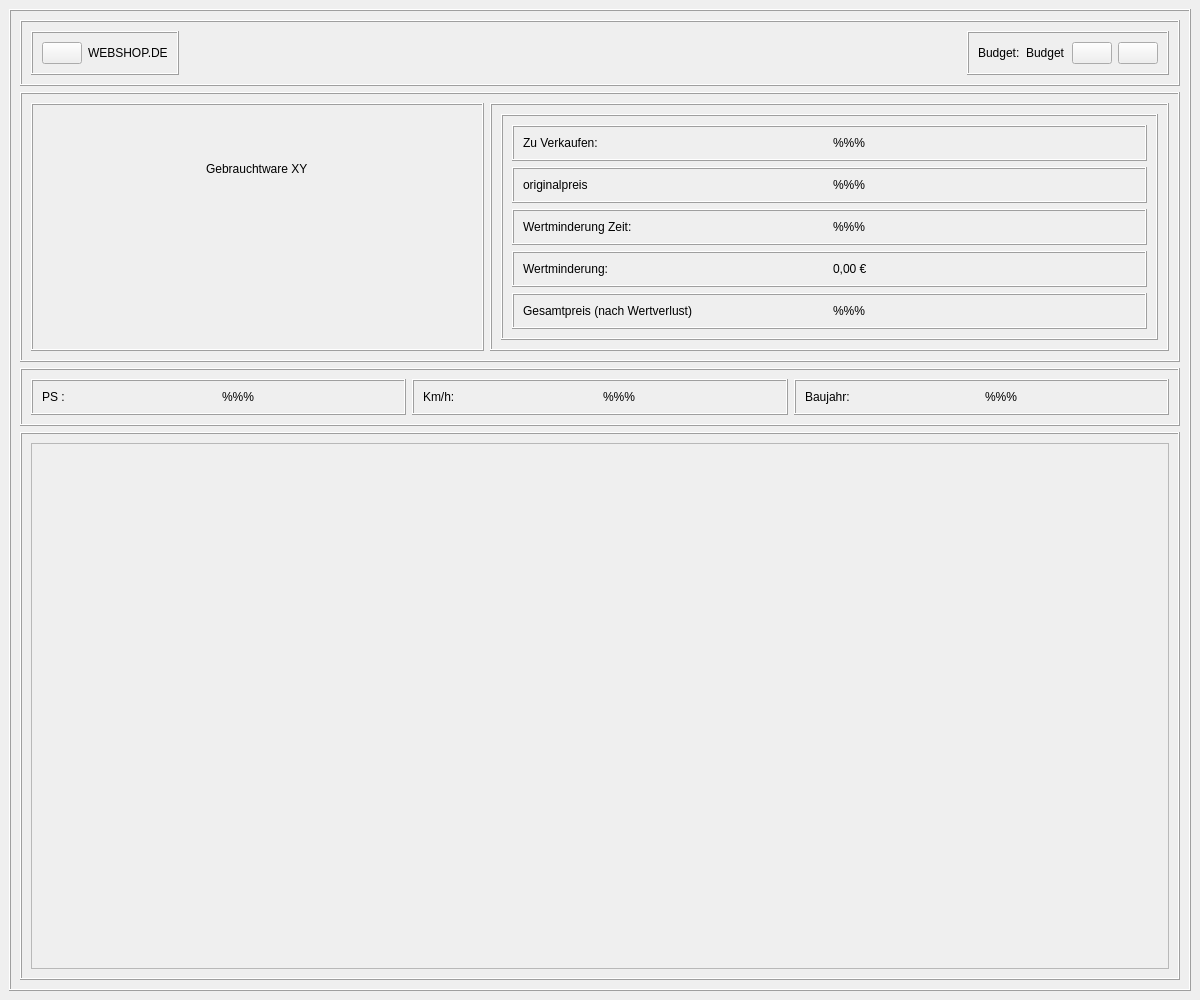
Old version of the form frontend/GebrauchtwarenWindow.ui in the repository nhatlam96/gui-xtraktor.
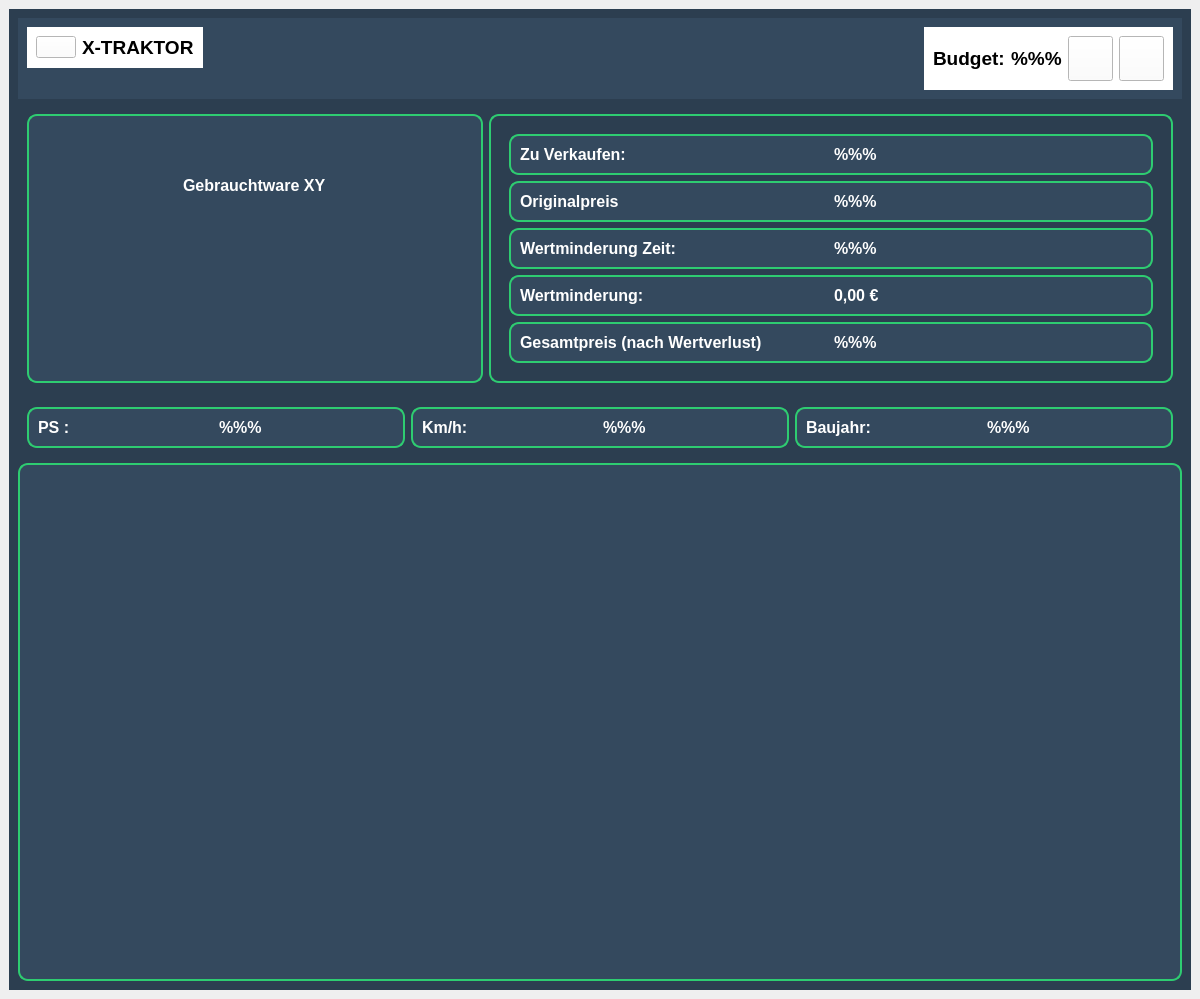
New version of the form. Icons and pictures are not drawn.

```diff
--- a/frontend/GebrauchtwarenWindow.ui
+++ b/frontend/GebrauchtwarenWindow.ui
@@ -7,7 +7,7 @@
     <x>0</x>
     <y>0</y>
     <width>1200</width>
-    <height>1000</height>
+    <height>999</height>
    </rect>
   </property>
   <property name="windowTitle">
@@ -17,8 +17,14 @@
    <layout class="QVBoxLayout" name="verticalLayout">
     <item>
      <widget class="QFrame" name="main_frame">
+      <property name="styleSheet">
+       <string notr="true">QFrame#main_frame{
+	background-color: rgb(44, 62, 80);
+	
+}</string>
+      </property>
       <property name="frameShape">
-       <enum>QFrame::Box</enum>
+       <enum>QFrame::NoFrame</enum>
       </property>
       <property name="frameShadow">
        <enum>QFrame::Raised</enum>
@@ -26,8 +32,13 @@
       <layout class="QVBoxLayout" name="verticalLayout_2">
        <item>
         <widget class="QFrame" name="header_frame">
+         <property name="styleSheet">
+          <string notr="true">QFrame#header_frame{
+	background-color: rgb(52, 73, 94);
+}</string>
+         </property>
          <property name="frameShape">
-          <enum>QFrame::Box</enum>
+          <enum>QFrame::NoFrame</enum>
          </property>
          <property name="frameShadow">
           <enum>QFrame::Raised</enum>
@@ -35,8 +46,11 @@
          <layout class="QHBoxLayout" name="horizontalLayout">
           <item alignment="Qt::AlignLeft|Qt::AlignTop">
            <widget class="QFrame" name="frame">
+            <property name="styleSheet">
+             <string notr="true">background-color: white;</string>
+            </property>
             <property name="frameShape">
-             <enum>QFrame::Box</enum>
+             <enum>QFrame::NoFrame</enum>
             </property>
             <property name="frameShadow">
              <enum>QFrame::Raised</enum>
@@ -53,14 +67,20 @@
                </property>
                <property name="iconSize">
                 <size>
-                 <width>32</width>
-                 <height>32</height>
+                 <width>45</width>
+                 <height>45</height>
                 </size>
                </property>
               </widget>
              </item>
              <item>
               <widget class="QLabel" name="web_label">
+               <property name="font">
+                <font>
+                 <pointsize>14</pointsize>
+                 <bold>true</bold>
+                </font>
+               </property>
                <property name="frameShape">
                 <enum>QFrame::NoFrame</enum>
                </property>
@@ -68,7 +88,7 @@
                 <enum>QFrame::Plain</enum>
                </property>
                <property name="text">
-                <string>WEBSHOP.DE</string>
+                <string>X-TRAKTOR</string>
                </property>
               </widget>
              </item>
@@ -83,8 +103,11 @@
               <verstretch>0</verstretch>
              </sizepolicy>
             </property>
+            <property name="styleSheet">
+             <string notr="true">background-color: white;</string>
+            </property>
             <property name="frameShape">
-             <enum>QFrame::Box</enum>
+             <enum>QFrame::NoFrame</enum>
             </property>
             <property name="frameShadow">
              <enum>QFrame::Raised</enum>
@@ -92,6 +115,12 @@
             <layout class="QHBoxLayout" name="horizontalLayout_2">
              <item>
               <widget class="QLabel" name="label_3">
+               <property name="font">
+                <font>
+                 <pointsize>14</pointsize>
+                 <bold>true</bold>
+                </font>
+               </property>
                <property name="text">
                 <string>Budget:</string>
                </property>
@@ -99,11 +128,17 @@
              </item>
              <item>
               <widget class="QLabel" name="budget_label">
+               <property name="font">
+                <font>
+                 <pointsize>14</pointsize>
+                 <bold>true</bold>
+                </font>
+               </property>
                <property name="inputMethodHints">
                 <set>Qt::ImhNone</set>
                </property>
                <property name="text">
-                <string>Budget</string>
+                <string>%%%</string>
                </property>
                <property name="textFormat">
                 <enum>Qt::AutoText</enum>
@@ -112,16 +147,46 @@
              </item>
              <item>
               <widget class="QPushButton" name="acc_Button">
+               <property name="minimumSize">
+                <size>
+                 <width>45</width>
+                 <height>45</height>
+                </size>
+               </property>
+               <property name="cursor">
+                <cursorShape>PointingHandCursor</cursorShape>
+               </property>
                <property name="text">
                 <string/>
                </property>
+               <property name="iconSize">
+                <size>
+                 <width>45</width>
+                 <height>45</height>
+                </size>
+               </property>
               </widget>
              </item>
              <item>
               <widget class="QPushButton" name="shopping_Button">
+               <property name="minimumSize">
+                <size>
+                 <width>45</width>
+                 <height>45</height>
+                </size>
+               </property>
+               <property name="cursor">
+                <cursorShape>PointingHandCursor</cursorShape>
+               </property>
                <property name="text">
                 <string/>
                </property>
+               <property name="iconSize">
+                <size>
+                 <width>45</width>
+                 <height>45</height>
+                </size>
+               </property>
               </widget>
              </item>
             </layout>
@@ -138,8 +203,13 @@
          <property name="accessibleDescription">
           <string/>
          </property>
+         <property name="styleSheet">
+          <string notr="true">QFrame#content_frame{
+	background-color: rgb(44, 62, 80);
+}</string>
+         </property>
          <property name="frameShape">
-          <enum>QFrame::Box</enum>
+          <enum>QFrame::NoFrame</enum>
          </property>
          <property name="frameShadow">
           <enum>QFrame::Raised</enum>
@@ -147,8 +217,15 @@
          <layout class="QHBoxLayout" name="horizontalLayout_4" stretch="2,3">
           <item>
            <widget class="QFrame" name="frame_1">
+            <property name="styleSheet">
+             <string notr="true">QFrame#frame_1{
+	background-color: rgb(52, 73, 94);
+	border-radius: 10px;
+	border: 2px solid rgb(46, 204, 113);
+}</string>
+            </property>
             <property name="frameShape">
-             <enum>QFrame::Box</enum>
+             <enum>QFrame::NoFrame</enum>
             </property>
             <property name="frameShadow">
              <enum>QFrame::Raised</enum>
@@ -156,6 +233,15 @@
             <layout class="QVBoxLayout" name="verticalLayout_3">
              <item alignment="Qt::AlignHCenter">
               <widget class="QLabel" name="name_label">
+               <property name="font">
+                <font>
+                 <pointsize>12</pointsize>
+                 <bold>true</bold>
+                </font>
+               </property>
+               <property name="styleSheet">
+                <string notr="true">color: white;</string>
+               </property>
                <property name="text">
                 <string>Gebrauchtware XY</string>
                </property>
@@ -188,8 +274,15 @@
           </item>
           <item>
            <widget class="QFrame" name="frame_3">
+            <property name="styleSheet">
+             <string notr="true">QFrame#frame_3 {
+	background-color: rgb(44, 62, 80);
+	border-radius: 10px;
+	border: 2px solid rgb(46, 204, 113);
+}</string>
+            </property>
             <property name="frameShape">
-             <enum>QFrame::Box</enum>
+             <enum>QFrame::NoFrame</enum>
             </property>
             <property name="frameShadow">
              <enum>QFrame::Raised</enum>
@@ -197,8 +290,13 @@
             <layout class="QVBoxLayout" name="verticalLayout_4">
              <item>
               <widget class="QFrame" name="frame_8">
+               <property name="styleSheet">
+                <string notr="true">QFrame#frame_8 {
+	background-color: rgb(44, 62, 80);
+}</string>
+               </property>
                <property name="frameShape">
-                <enum>QFrame::Box</enum>
+                <enum>QFrame::NoFrame</enum>
                </property>
                <property name="frameShadow">
                 <enum>QFrame::Raised</enum>
@@ -206,8 +304,15 @@
                <layout class="QVBoxLayout" name="verticalLayout_6">
                 <item>
                  <widget class="QFrame" name="frame_4">
+                  <property name="styleSheet">
+                   <string notr="true">QFrame#frame_4{
+	background-color: rgb(52, 73, 94);
+	border-radius: 10px;
+	border: 2px solid rgb(46, 204, 113);
+}</string>
+                  </property>
                   <property name="frameShape">
-                   <enum>QFrame::Box</enum>
+                   <enum>QFrame::NoFrame</enum>
                   </property>
                   <property name="frameShadow">
                    <enum>QFrame::Raised</enum>
@@ -215,6 +320,15 @@
                   <layout class="QHBoxLayout" name="horizontalLayout_10">
                    <item>
                     <widget class="QLabel" name="label">
+                     <property name="font">
+                      <font>
+                       <pointsize>12</pointsize>
+                       <bold>true</bold>
+                      </font>
+                     </property>
+                     <property name="styleSheet">
+                      <string notr="true">color: white;</string>
+                     </property>
                      <property name="text">
                       <string>Zu Verkaufen:</string>
                      </property>
@@ -222,6 +336,15 @@
                    </item>
                    <item>
                     <widget class="QLabel" name="anz_status">
+                     <property name="font">
+                      <font>
+                       <pointsize>12</pointsize>
+                       <bold>true</bold>
+                      </font>
+                     </property>
+                     <property name="styleSheet">
+                      <string notr="true">color: white;</string>
+                     </property>
                      <property name="text">
                       <string>%%%</string>
                      </property>
@@ -232,8 +355,15 @@
                 </item>
                 <item>
                  <widget class="QFrame" name="frame_6">
+                  <property name="styleSheet">
+                   <string notr="true">QFrame#frame_6{
+	background-color: rgb(52, 73, 94);
+	border-radius: 10px;
+	border: 2px solid rgb(46, 204, 113);
+}</string>
+                  </property>
                   <property name="frameShape">
-                   <enum>QFrame::Box</enum>
+                   <enum>QFrame::NoFrame</enum>
                   </property>
                   <property name="frameShadow">
                    <enum>QFrame::Raised</enum>
@@ -241,13 +371,31 @@
                   <layout class="QHBoxLayout" name="horizontalLayout_6">
                    <item>
                     <widget class="QLabel" name="preis_label">
+                     <property name="font">
+                      <font>
+                       <pointsize>12</pointsize>
+                       <bold>true</bold>
+                      </font>
+                     </property>
+                     <property name="styleSheet">
+                      <string notr="true">color: white;</string>
+                     </property>
                      <property name="text">
-                      <string>originalpreis</string>
+                      <string>Originalpreis</string>
                      </property>
                     </widget>
                    </item>
                    <item>
                     <widget class="QLabel" name="alt_preis_status">
+                     <property name="font">
+                      <font>
+                       <pointsize>12</pointsize>
+                       <bold>true</bold>
+                      </font>
+                     </property>
+                     <property name="styleSheet">
+                      <string notr="true">color: white;</string>
+                     </property>
                      <property name="text">
                       <string>%%%</string>
                      </property>
@@ -258,8 +406,15 @@
                 </item>
                 <item>
                  <widget class="QFrame" name="frame_7">
+                  <property name="styleSheet">
+                   <string notr="true">QFrame#frame_7{
+	background-color: rgb(52, 73, 94);
+	border-radius: 10px;
+	border: 2px solid rgb(46, 204, 113);
+}</string>
+                  </property>
                   <property name="frameShape">
-                   <enum>QFrame::Box</enum>
+                   <enum>QFrame::NoFrame</enum>
                   </property>
                   <property name="frameShadow">
                    <enum>QFrame::Raised</enum>
@@ -267,6 +422,15 @@
                   <layout class="QHBoxLayout" name="horizontalLayout_15">
                    <item>
                     <widget class="QLabel" name="label_4">
+                     <property name="font">
+                      <font>
+                       <pointsize>12</pointsize>
+                       <bold>true</bold>
+                      </font>
+                     </property>
+                     <property name="styleSheet">
+                      <string notr="true">color: white;</string>
+                     </property>
                      <property name="text">
                       <string>Wertminderung Zeit:</string>
                      </property>
@@ -274,6 +438,15 @@
                    </item>
                    <item>
                     <widget class="QLabel" name="zeit_status">
+                     <property name="font">
+                      <font>
+                       <pointsize>12</pointsize>
+                       <bold>true</bold>
+                      </font>
+                     </property>
+                     <property name="styleSheet">
+                      <string notr="true">color: white;</string>
+                     </property>
                      <property name="text">
                       <string>%%%</string>
                      </property>
@@ -284,8 +457,15 @@
                 </item>
                 <item>
                  <widget class="QFrame" name="frame_9">
+                  <property name="styleSheet">
+                   <string notr="true">QFrame#frame_9{
+	background-color: rgb(52, 73, 94);
+	border-radius: 10px;
+	border: 2px solid rgb(46, 204, 113);
+}</string>
+                  </property>
                   <property name="frameShape">
-                   <enum>QFrame::Box</enum>
+                   <enum>QFrame::NoFrame</enum>
                   </property>
                   <property name="frameShadow">
                    <enum>QFrame::Raised</enum>
@@ -293,6 +473,15 @@
                   <layout class="QHBoxLayout" name="horizontalLayout_7">
                    <item>
                     <widget class="QLabel" name="wert_label">
+                     <property name="font">
+                      <font>
+                       <pointsize>12</pointsize>
+                       <bold>true</bold>
+                      </font>
+                     </property>
+                     <property name="styleSheet">
+                      <string notr="true">color: white;</string>
+                     </property>
                      <property name="text">
                       <string>Wertminderung:</string>
                      </property>
@@ -300,6 +489,15 @@
                    </item>
                    <item>
                     <widget class="QLabel" name="wert_status">
+                     <property name="font">
+                      <font>
+                       <pointsize>12</pointsize>
+                       <bold>true</bold>
+                      </font>
+                     </property>
+                     <property name="styleSheet">
+                      <string notr="true">color: white;</string>
+                     </property>
                      <property name="text">
                       <string>0,00 €</string>
                      </property>
@@ -310,8 +508,15 @@
                 </item>
                 <item>
                  <widget class="QFrame" name="frame_5">
+                  <property name="styleSheet">
+                   <string notr="true">QFrame#frame_5{
+	background-color: rgb(52, 73, 94);
+	border-radius: 10px;
+	border: 2px solid rgb(46, 204, 113);
+}</string>
+                  </property>
                   <property name="frameShape">
-                   <enum>QFrame::Box</enum>
+                   <enum>QFrame::NoFrame</enum>
                   </property>
                   <property name="frameShadow">
                    <enum>QFrame::Raised</enum>
@@ -319,6 +524,15 @@
                   <layout class="QHBoxLayout" name="horizontalLayout_14">
                    <item>
                     <widget class="QLabel" name="label_2">
+                     <property name="font">
+                      <font>
+                       <pointsize>12</pointsize>
+                       <bold>true</bold>
+                      </font>
+                     </property>
+                     <property name="styleSheet">
+                      <string notr="true">color: white;</string>
+                     </property>
                      <property name="text">
                       <string>Gesamtpreis (nach Wertverlust)</string>
                      </property>
@@ -326,6 +540,15 @@
                    </item>
                    <item>
                     <widget class="QLabel" name="neu_preis_status">
+                     <property name="font">
+                      <font>
+                       <pointsize>12</pointsize>
+                       <bold>true</bold>
+                      </font>
+                     </property>
+                     <property name="styleSheet">
+                      <string notr="true">color: white;</string>
+                     </property>
                      <property name="text">
                       <string>%%%</string>
                      </property>
@@ -346,7 +569,7 @@
        <item>
         <widget class="QFrame" name="frame_13">
          <property name="frameShape">
-          <enum>QFrame::Box</enum>
+          <enum>QFrame::NoFrame</enum>
          </property>
          <property name="frameShadow">
           <enum>QFrame::Raised</enum>
@@ -354,8 +577,15 @@
          <layout class="QHBoxLayout" name="horizontalLayout_5">
           <item>
            <widget class="QFrame" name="frame_16">
+            <property name="styleSheet">
+             <string notr="true">QFrame#frame_16{
+	background-color: rgb(52, 73, 94);
+	border-radius: 10px;
+	border: 2px solid rgb(46, 204, 113);
+}</string>
+            </property>
             <property name="frameShape">
-             <enum>QFrame::Box</enum>
+             <enum>QFrame::NoFrame</enum>
             </property>
             <property name="frameShadow">
              <enum>QFrame::Raised</enum>
@@ -363,6 +593,15 @@
             <layout class="QHBoxLayout" name="horizontalLayout_11">
              <item>
               <widget class="QLabel" name="ps_label">
+               <property name="font">
+                <font>
+                 <pointsize>12</pointsize>
+                 <bold>true</bold>
+                </font>
+               </property>
+               <property name="styleSheet">
+                <string notr="true">color: white;</string>
+               </property>
                <property name="text">
                 <string>PS : </string>
                </property>
@@ -370,6 +609,15 @@
              </item>
              <item>
               <widget class="QLabel" name="ps_status">
+               <property name="font">
+                <font>
+                 <pointsize>12</pointsize>
+                 <bold>true</bold>
+                </font>
+               </property>
+               <property name="styleSheet">
+                <string notr="true">color: white;</string>
+               </property>
                <property name="text">
                 <string>%%%</string>
                </property>
@@ -380,8 +628,15 @@
           </item>
           <item>
            <widget class="QFrame" name="frame_15">
+            <property name="styleSheet">
+             <string notr="true">QFrame#frame_15{
+	background-color: rgb(52, 73, 94);
+	border-radius: 10px;
+	border: 2px solid rgb(46, 204, 113);
+}</string>
+            </property>
             <property name="frameShape">
-             <enum>QFrame::Box</enum>
+             <enum>QFrame::NoFrame</enum>
             </property>
             <property name="frameShadow">
              <enum>QFrame::Raised</enum>
@@ -389,6 +644,15 @@
             <layout class="QHBoxLayout" name="horizontalLayout_12">
              <item>
               <widget class="QLabel" name="kmh_label">
+               <property name="font">
+                <font>
+                 <pointsize>12</pointsize>
+                 <bold>true</bold>
+                </font>
+               </property>
+               <property name="styleSheet">
+                <string notr="true">color: white;</string>
+               </property>
                <property name="text">
                 <string>Km/h:</string>
                </property>
@@ -396,6 +660,15 @@
              </item>
              <item>
               <widget class="QLabel" name="kmh_status">
+               <property name="font">
+                <font>
+                 <pointsize>12</pointsize>
+                 <bold>true</bold>
+                </font>
+               </property>
+               <property name="styleSheet">
+                <string notr="true">color: white;</string>
+               </property>
                <property name="text">
                 <string>%%%</string>
                </property>
@@ -406,8 +679,15 @@
           </item>
           <item>
            <widget class="QFrame" name="frame_14">
+            <property name="styleSheet">
+             <string notr="true">QFrame#frame_14{
+	background-color: rgb(52, 73, 94);
+	border-radius: 10px;
+	border: 2px solid rgb(46, 204, 113);
+}</string>
+            </property>
             <property name="frameShape">
-             <enum>QFrame::Box</enum>
+             <enum>QFrame::NoFrame</enum>
             </property>
             <property name="frameShadow">
              <enum>QFrame::Raised</enum>
@@ -415,6 +695,15 @@
             <layout class="QHBoxLayout" name="horizontalLayout_13">
              <item>
               <widget class="QLabel" name="baujahr_label">
+               <property name="font">
+                <font>
+                 <pointsize>12</pointsize>
+                 <bold>true</bold>
+                </font>
+               </property>
+               <property name="styleSheet">
+                <string notr="true">color: white;</string>
+               </property>
                <property name="text">
                 <string>Baujahr:</string>
                </property>
@@ -422,6 +711,15 @@
              </item>
              <item>
               <widget class="QLabel" name="baujahr_status">
+               <property name="font">
+                <font>
+                 <pointsize>12</pointsize>
+                 <bold>true</bold>
+                </font>
+               </property>
+               <property name="styleSheet">
+                <string notr="true">color: white;</string>
+               </property>
                <property name="text">
                 <string>%%%</string>
                </property>
@@ -435,8 +733,15 @@
        </item>
        <item>
         <widget class="QFrame" name="scroll_frame">
+         <property name="styleSheet">
+          <string notr="true">QFrame#scroll_frame{
+	background-color: rgb(52, 73, 94);
+	border-radius: 10px;
+	border: 2px solid rgb(46, 204, 113);
+}</string>
+         </property>
          <property name="frameShape">
-          <enum>QFrame::Box</enum>
+          <enum>QFrame::NoFrame</enum>
          </property>
          <property name="frameShadow">
           <enum>QFrame::Raised</enum>
@@ -444,6 +749,12 @@
          <layout class="QHBoxLayout" name="horizontalLayout_8">
           <item>
            <widget class="QScrollArea" name="dyn_scrollarea">
+            <property name="styleSheet">
+             <string notr="true">background-color:rgb(52, 73, 94);</string>
+            </property>
+            <property name="frameShape">
+             <enum>QFrame::NoFrame</enum>
+            </property>
             <property name="verticalScrollBarPolicy">
              <enum>Qt::ScrollBarAlwaysOff</enum>
             </property>
@@ -461,8 +772,8 @@
               <rect>
                <x>0</x>
                <y>0</y>
-               <width>1136</width>
-               <height>510</height>
+               <width>1142</width>
+               <height>478</height>
               </rect>
              </property>
              <layout class="QHBoxLayout" name="horizontalLayout_9"/>
```
Left out of the diff: 3 changed lines with no effect on the pictures.
